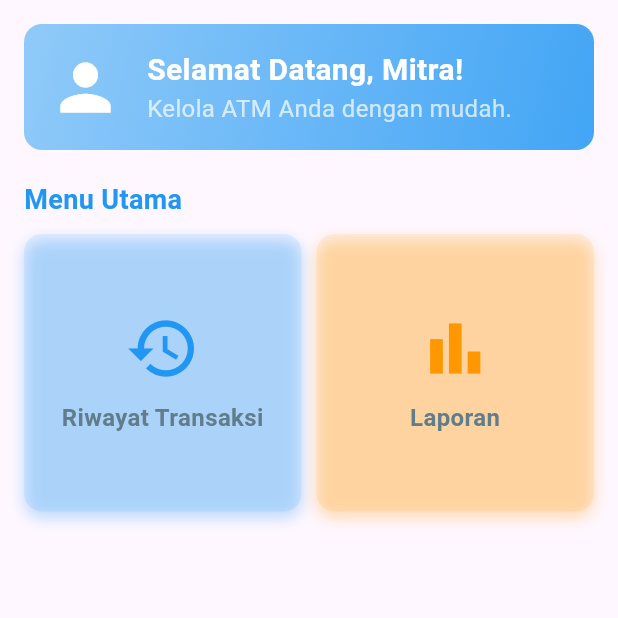
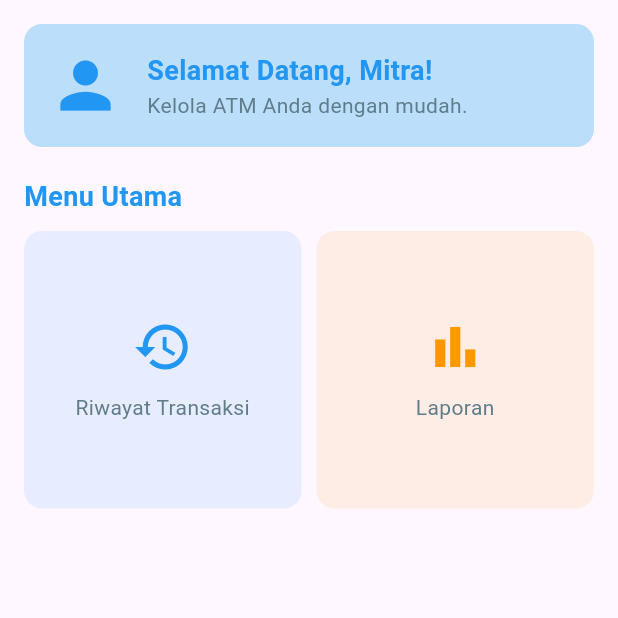
Before and after one commit to restuwijaya27/Proyek-Perangkat-lunak_AdmBriLink, a Flutter app: the DashboardView screen opened by its route, on a phone screen of 412 x 824 dp, the top half of it. Run offline on Flutter 3.47's test engine with Material 3 defaults, Android fonts, the phone set to English and light mode, and no system bars; our stand-ins replace cloud_firestore, firebase_auth, firebase_core, get; accounts and stored records are empty.

Commit message:
update dashboard fiks

```diff
--- a/lib/app/modules/dashboard/views/dashboard_view.dart
+++ b/lib/app/modules/dashboard/views/dashboard_view.dart
@@ -1,8 +1,8 @@
 import 'package:flutter/material.dart';
 import 'package:get/get.dart';
 import '../controllers/dashboard_controller.dart';
-import 'package:myapp/app/modules/laporan/views/laporan_view.dart';
-import 'package:myapp/app/modules/transaksi/views/transaksi_view.dart';
+import 'package:myapp/app/modules/laporan/views/laporan_view.dart'; // Import halaman Mahasiswa
+import 'package:myapp/app/modules/transaksi/views/transaksi_view.dart'; // Import halaman Dosen
 
 class DashboardView extends GetView<DashboardController> {
   const DashboardView({super.key});
@@ -19,16 +19,12 @@ class DashboardView extends GetView<DashboardController> {
             Container(
               padding: const EdgeInsets.all(16),
               decoration: BoxDecoration(
-                gradient: LinearGradient(
-                  colors: [Colors.blue.shade200, Colors.blue.shade400],
-                  begin: Alignment.topLeft,
-                  end: Alignment.bottomRight,
-                ),
+                color: Colors.blue.shade100,
                 borderRadius: BorderRadius.circular(12),
               ),
               child: Row(
                 children: [
-                  const Icon(Icons.person, size: 50, color: Colors.white),
+                  const Icon(Icons.person, size: 50, color: Colors.blue),
                   const SizedBox(width: 16),
                   Column(
                     crossAxisAlignment: CrossAxisAlignment.start,
@@ -36,17 +32,14 @@ class DashboardView extends GetView<DashboardController> {
                       Text(
                         'Selamat Datang, Mitra!',
                         style: TextStyle(
-                          fontSize: 20,
+                          fontSize: 18,
                           fontWeight: FontWeight.bold,
-                          color: Colors.white,
+                          color: Colors.blue,
                         ),
                       ),
                       Text(
                         'Kelola ATM Anda dengan mudah.',
-                        style: TextStyle(
-                          fontSize: 16,
-                          color: Colors.white70,
-                        ),
+                        style: TextStyle(fontSize: 14, color: Colors.blueGrey),
                       ),
                     ],
                   ),
@@ -78,13 +71,14 @@ class DashboardView extends GetView<DashboardController> {
                   'Riwayat Transaksi',
                   Icons.history,
                   Colors.blue,
-                  () => Get.to(() => TransaksiView()),
+                  () => Get.to(
+                      () => TransaksiView()), // Navigasi ke MahasiswaView
                 ),
                 _buildMenuCard(
                   'Laporan',
                   Icons.bar_chart,
                   Colors.orange,
-                  () => Get.to(() => LaporanView()),
+                  () => Get.to(() => LaporanView()), // Navigasi ke DosenView
                 ),
               ],
             ),
@@ -97,34 +91,22 @@ class DashboardView extends GetView<DashboardController> {
   Widget _buildMenuCard(
       String title, IconData icon, Color color, VoidCallback onTap) {
     return GestureDetector(
-      onTap: onTap,
-      child: AnimatedContainer(
-        duration: const Duration(milliseconds: 200),
+      onTap: onTap, // Panggil fungsi navigasi
+      child: Container(
         padding: const EdgeInsets.all(16),
         decoration: BoxDecoration(
           color: color.withOpacity(0.1),
           borderRadius: BorderRadius.circular(12),
-          boxShadow: [
-            BoxShadow(
-              color: color.withOpacity(0.3),
-              blurRadius: 8,
-              offset: const Offset(0, 4),
-            ),
-          ],
         ),
         child: Column(
           mainAxisAlignment: MainAxisAlignment.center,
           children: [
-            Icon(icon, size: 50, color: color),
+            Icon(icon, size: 40, color: color),
             const SizedBox(height: 10),
             Text(
               title,
               textAlign: TextAlign.center,
-              style: const TextStyle(
-                fontSize: 16,
-                fontWeight: FontWeight.bold,
-                color: Colors.blueGrey,
-              ),
+              style: const TextStyle(fontSize: 14, color: Colors.blueGrey),
             ),
           ],
         ),
```
